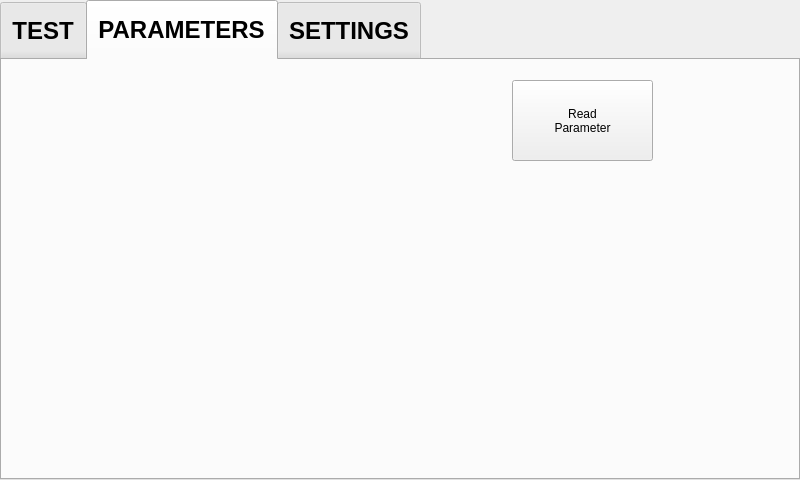
Qt form mainwindow.ui (ahmetcihan/BilkonTMS) before a commit.
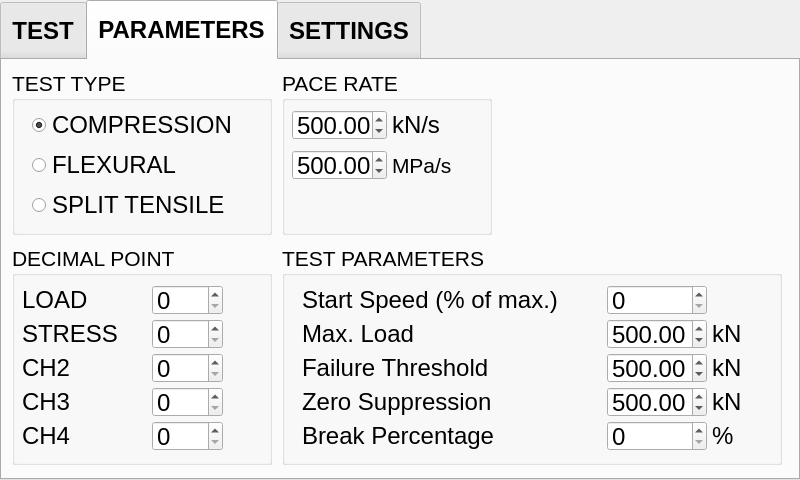
The same form after that commit. The open tabs and pages were chosen to show the change.

Commit message: gui is reorganized

Patch:
```diff
--- a/mainwindow.ui
+++ b/mainwindow.ui
@@ -621,19 +621,793 @@
      <attribute name="title">
       <string>PARAMETERS</string>
      </attribute>
-     <widget class="QPushButton" name="pushButton_read_parameter">
+     <widget class="QGroupBox" name="groupBox_8">
       <property name="geometry">
        <rect>
-        <x>510</x>
-        <y>20</y>
-        <width>141</width>
-        <height>81</height>
+        <x>280</x>
+        <y>10</y>
+        <width>210</width>
+        <height>165</height>
        </rect>
       </property>
-      <property name="text">
-       <string>Read
-Parameter</string>
+      <property name="font">
+       <font>
+        <pointsize>16</pointsize>
+       </font>
       </property>
+      <property name="title">
+       <string>PACE RATE</string>
+      </property>
+      <widget class="QLabel" name="label_unit_pace_load">
+       <property name="geometry">
+        <rect>
+         <x>110</x>
+         <y>40</y>
+         <width>95</width>
+         <height>30</height>
+        </rect>
+       </property>
+       <property name="font">
+        <font>
+         <pointsize>18</pointsize>
+         <weight>50</weight>
+         <bold>false</bold>
+        </font>
+       </property>
+       <property name="text">
+        <string>kN/s</string>
+       </property>
+       <property name="alignment">
+        <set>Qt::AlignLeading|Qt::AlignLeft|Qt::AlignVCenter</set>
+       </property>
+      </widget>
+      <widget class="QDoubleSpinBox" name="doubleSpinBox_pace_rate">
+       <property name="geometry">
+        <rect>
+         <x>10</x>
+         <y>40</y>
+         <width>95</width>
+         <height>30</height>
+        </rect>
+       </property>
+       <property name="font">
+        <font>
+         <pointsize>18</pointsize>
+        </font>
+       </property>
+       <property name="decimals">
+        <number>2</number>
+       </property>
+       <property name="minimum">
+        <double>0.000000000000000</double>
+       </property>
+       <property name="maximum">
+        <double>1000001.000000000000000</double>
+       </property>
+       <property name="singleStep">
+        <double>0.001000000000000</double>
+       </property>
+       <property name="value">
+        <double>500.000000000000000</double>
+       </property>
+      </widget>
+      <widget class="QLabel" name="label_unit_pace_stress">
+       <property name="geometry">
+        <rect>
+         <x>110</x>
+         <y>80</y>
+         <width>95</width>
+         <height>30</height>
+        </rect>
+       </property>
+       <property name="font">
+        <font>
+         <pointsize>16</pointsize>
+         <weight>50</weight>
+         <bold>false</bold>
+        </font>
+       </property>
+       <property name="text">
+        <string>MPa/s</string>
+       </property>
+       <property name="alignment">
+        <set>Qt::AlignLeading|Qt::AlignLeft|Qt::AlignVCenter</set>
+       </property>
+      </widget>
+      <widget class="QDoubleSpinBox" name="doubleSpinBox_pace_rate_mpa">
+       <property name="geometry">
+        <rect>
+         <x>10</x>
+         <y>80</y>
+         <width>95</width>
+         <height>30</height>
+        </rect>
+       </property>
+       <property name="font">
+        <font>
+         <pointsize>18</pointsize>
+        </font>
+       </property>
+       <property name="decimals">
+        <number>3</number>
+       </property>
+       <property name="minimum">
+        <double>0.000000000000000</double>
+       </property>
+       <property name="maximum">
+        <double>1000001.000000000000000</double>
+       </property>
+       <property name="singleStep">
+        <double>0.001000000000000</double>
+       </property>
+       <property name="value">
+        <double>500.000000000000000</double>
+       </property>
+      </widget>
+     </widget>
+     <widget class="QGroupBox" name="groupBox_12">
+      <property name="geometry">
+       <rect>
+        <x>10</x>
+        <y>10</y>
+        <width>260</width>
+        <height>165</height>
+       </rect>
+      </property>
+      <property name="font">
+       <font>
+        <pointsize>16</pointsize>
+       </font>
+      </property>
+      <property name="styleSheet">
+       <string notr="true"/>
+      </property>
+      <property name="title">
+       <string>TEST TYPE</string>
+      </property>
+      <widget class="QRadioButton" name="radioButton_compression">
+       <property name="geometry">
+        <rect>
+         <x>20</x>
+         <y>40</y>
+         <width>235</width>
+         <height>30</height>
+        </rect>
+       </property>
+       <property name="font">
+        <font>
+         <pointsize>18</pointsize>
+        </font>
+       </property>
+       <property name="styleSheet">
+        <string notr="true"/>
+       </property>
+       <property name="text">
+        <string>COMPRESSION</string>
+       </property>
+       <property name="iconSize">
+        <size>
+         <width>64</width>
+         <height>64</height>
+        </size>
+       </property>
+       <property name="checked">
+        <bool>true</bool>
+       </property>
+      </widget>
+      <widget class="QRadioButton" name="radioButton_flexural">
+       <property name="geometry">
+        <rect>
+         <x>20</x>
+         <y>80</y>
+         <width>235</width>
+         <height>30</height>
+        </rect>
+       </property>
+       <property name="font">
+        <font>
+         <pointsize>18</pointsize>
+        </font>
+       </property>
+       <property name="text">
+        <string>FLEXURAL</string>
+       </property>
+      </widget>
+      <widget class="QRadioButton" name="radioButton_split_tensile">
+       <property name="geometry">
+        <rect>
+         <x>20</x>
+         <y>120</y>
+         <width>235</width>
+         <height>30</height>
+        </rect>
+       </property>
+       <property name="font">
+        <font>
+         <pointsize>18</pointsize>
+        </font>
+       </property>
+       <property name="text">
+        <string>SPLIT TENSILE</string>
+       </property>
+      </widget>
+     </widget>
+     <widget class="QGroupBox" name="groupBox_10">
+      <property name="geometry">
+       <rect>
+        <x>10</x>
+        <y>185</y>
+        <width>260</width>
+        <height>220</height>
+       </rect>
+      </property>
+      <property name="font">
+       <font>
+        <pointsize>16</pointsize>
+       </font>
+      </property>
+      <property name="title">
+       <string>DECIMAL POINT</string>
+      </property>
+      <widget class="QLabel" name="label_dac_value_92">
+       <property name="geometry">
+        <rect>
+         <x>10</x>
+         <y>40</y>
+         <width>120</width>
+         <height>30</height>
+        </rect>
+       </property>
+       <property name="font">
+        <font>
+         <pointsize>18</pointsize>
+         <weight>50</weight>
+         <bold>false</bold>
+        </font>
+       </property>
+       <property name="text">
+        <string>LOAD         </string>
+       </property>
+       <property name="alignment">
+        <set>Qt::AlignLeading|Qt::AlignLeft|Qt::AlignVCenter</set>
+       </property>
+      </widget>
+      <widget class="QLabel" name="label_dac_value_93">
+       <property name="geometry">
+        <rect>
+         <x>10</x>
+         <y>108</y>
+         <width>120</width>
+         <height>30</height>
+        </rect>
+       </property>
+       <property name="font">
+        <font>
+         <pointsize>18</pointsize>
+         <weight>50</weight>
+         <bold>false</bold>
+        </font>
+       </property>
+       <property name="text">
+        <string>CH2</string>
+       </property>
+       <property name="alignment">
+        <set>Qt::AlignLeading|Qt::AlignLeft|Qt::AlignVCenter</set>
+       </property>
+      </widget>
+      <widget class="QLabel" name="label_dac_value_94">
+       <property name="geometry">
+        <rect>
+         <x>10</x>
+         <y>142</y>
+         <width>120</width>
+         <height>30</height>
+        </rect>
+       </property>
+       <property name="font">
+        <font>
+         <pointsize>18</pointsize>
+         <weight>50</weight>
+         <bold>false</bold>
+        </font>
+       </property>
+       <property name="text">
+        <string>CH3</string>
+       </property>
+       <property name="alignment">
+        <set>Qt::AlignLeading|Qt::AlignLeft|Qt::AlignVCenter</set>
+       </property>
+      </widget>
+      <widget class="QSpinBox" name="spinBox_dp_load">
+       <property name="geometry">
+        <rect>
+         <x>140</x>
+         <y>40</y>
+         <width>71</width>
+         <height>30</height>
+        </rect>
+       </property>
+       <property name="font">
+        <font>
+         <pointsize>18</pointsize>
+        </font>
+       </property>
+       <property name="maximum">
+        <number>4</number>
+       </property>
+      </widget>
+      <widget class="QSpinBox" name="spinBox_dp_ch2">
+       <property name="geometry">
+        <rect>
+         <x>140</x>
+         <y>108</y>
+         <width>71</width>
+         <height>30</height>
+        </rect>
+       </property>
+       <property name="font">
+        <font>
+         <pointsize>18</pointsize>
+        </font>
+       </property>
+       <property name="maximum">
+        <number>4</number>
+       </property>
+      </widget>
+      <widget class="QSpinBox" name="spinBox_dp_ch3">
+       <property name="geometry">
+        <rect>
+         <x>140</x>
+         <y>142</y>
+         <width>71</width>
+         <height>30</height>
+        </rect>
+       </property>
+       <property name="font">
+        <font>
+         <pointsize>18</pointsize>
+        </font>
+       </property>
+       <property name="maximum">
+        <number>4</number>
+       </property>
+      </widget>
+      <widget class="QLabel" name="label_dac_value_102">
+       <property name="geometry">
+        <rect>
+         <x>10</x>
+         <y>176</y>
+         <width>120</width>
+         <height>30</height>
+        </rect>
+       </property>
+       <property name="font">
+        <font>
+         <pointsize>18</pointsize>
+         <weight>50</weight>
+         <bold>false</bold>
+        </font>
+       </property>
+       <property name="text">
+        <string>CH4</string>
+       </property>
+       <property name="alignment">
+        <set>Qt::AlignLeading|Qt::AlignLeft|Qt::AlignVCenter</set>
+       </property>
+      </widget>
+      <widget class="QSpinBox" name="spinBox_dp_ch4">
+       <property name="geometry">
+        <rect>
+         <x>140</x>
+         <y>176</y>
+         <width>71</width>
+         <height>30</height>
+        </rect>
+       </property>
+       <property name="font">
+        <font>
+         <pointsize>18</pointsize>
+        </font>
+       </property>
+       <property name="maximum">
+        <number>4</number>
+       </property>
+      </widget>
+      <widget class="QLabel" name="label_dac_value_100">
+       <property name="geometry">
+        <rect>
+         <x>10</x>
+         <y>74</y>
+         <width>120</width>
+         <height>30</height>
+        </rect>
+       </property>
+       <property name="font">
+        <font>
+         <pointsize>18</pointsize>
+         <weight>50</weight>
+         <bold>false</bold>
+        </font>
+       </property>
+       <property name="text">
+        <string>STRESS</string>
+       </property>
+       <property name="alignment">
+        <set>Qt::AlignLeading|Qt::AlignLeft|Qt::AlignVCenter</set>
+       </property>
+      </widget>
+      <widget class="QSpinBox" name="spinBox_dp_stress">
+       <property name="geometry">
+        <rect>
+         <x>140</x>
+         <y>74</y>
+         <width>71</width>
+         <height>30</height>
+        </rect>
+       </property>
+       <property name="font">
+        <font>
+         <pointsize>18</pointsize>
+        </font>
+       </property>
+       <property name="maximum">
+        <number>4</number>
+       </property>
+      </widget>
+     </widget>
+     <widget class="QGroupBox" name="groupBox_13">
+      <property name="geometry">
+       <rect>
+        <x>280</x>
+        <y>185</y>
+        <width>500</width>
+        <height>220</height>
+       </rect>
+      </property>
+      <property name="font">
+       <font>
+        <pointsize>16</pointsize>
+       </font>
+      </property>
+      <property name="styleSheet">
+       <string notr="true"/>
+      </property>
+      <property name="title">
+       <string>TEST PARAMETERS</string>
+      </property>
+      <widget class="QLabel" name="label_dac_value_81">
+       <property name="geometry">
+        <rect>
+         <x>430</x>
+         <y>176</y>
+         <width>31</width>
+         <height>30</height>
+        </rect>
+       </property>
+       <property name="font">
+        <font>
+         <pointsize>18</pointsize>
+         <weight>50</weight>
+         <bold>false</bold>
+        </font>
+       </property>
+       <property name="text">
+        <string>%</string>
+       </property>
+       <property name="alignment">
+        <set>Qt::AlignLeading|Qt::AlignLeft|Qt::AlignVCenter</set>
+       </property>
+      </widget>
+      <widget class="QSpinBox" name="spinBox_start_speed_percentage">
+       <property name="geometry">
+        <rect>
+         <x>325</x>
+         <y>40</y>
+         <width>100</width>
+         <height>30</height>
+        </rect>
+       </property>
+       <property name="font">
+        <font>
+         <pointsize>18</pointsize>
+        </font>
+       </property>
+       <property name="maximum">
+        <number>100</number>
+       </property>
+      </widget>
+      <widget class="QDoubleSpinBox" name="doubleSpinBox_load_treshold">
+       <property name="geometry">
+        <rect>
+         <x>325</x>
+         <y>108</y>
+         <width>100</width>
+         <height>30</height>
+        </rect>
+       </property>
+       <property name="font">
+        <font>
+         <pointsize>18</pointsize>
+        </font>
+       </property>
+       <property name="decimals">
+        <number>2</number>
+       </property>
+       <property name="minimum">
+        <double>0.000000000000000</double>
+       </property>
+       <property name="maximum">
+        <double>1000000.000000000000000</double>
+       </property>
+       <property name="singleStep">
+        <double>0.001000000000000</double>
+       </property>
+       <property name="value">
+        <double>500.000000000000000</double>
+       </property>
+      </widget>
+      <widget class="QLabel" name="label_dac_value_24">
+       <property name="geometry">
+        <rect>
+         <x>20</x>
+         <y>40</y>
+         <width>300</width>
+         <height>30</height>
+        </rect>
+       </property>
+       <property name="font">
+        <font>
+         <pointsize>18</pointsize>
+         <weight>50</weight>
+         <bold>false</bold>
+        </font>
+       </property>
+       <property name="text">
+        <string>Start Speed (% of max.)</string>
+       </property>
+       <property name="alignment">
+        <set>Qt::AlignLeading|Qt::AlignLeft|Qt::AlignVCenter</set>
+       </property>
+      </widget>
+      <widget class="QLabel" name="label_dac_value_29">
+       <property name="geometry">
+        <rect>
+         <x>20</x>
+         <y>142</y>
+         <width>300</width>
+         <height>30</height>
+        </rect>
+       </property>
+       <property name="font">
+        <font>
+         <pointsize>18</pointsize>
+         <weight>50</weight>
+         <bold>false</bold>
+        </font>
+       </property>
+       <property name="text">
+        <string>Zero Suppression</string>
+       </property>
+       <property name="alignment">
+        <set>Qt::AlignLeading|Qt::AlignLeft|Qt::AlignVCenter</set>
+       </property>
+      </widget>
+      <widget class="QLabel" name="label_unit_failure_threshold">
+       <property name="geometry">
+        <rect>
+         <x>430</x>
+         <y>108</y>
+         <width>31</width>
+         <height>30</height>
+        </rect>
+       </property>
+       <property name="font">
+        <font>
+         <pointsize>18</pointsize>
+         <weight>50</weight>
+         <bold>false</bold>
+        </font>
+       </property>
+       <property name="text">
+        <string>kN</string>
+       </property>
+       <property name="alignment">
+        <set>Qt::AlignLeading|Qt::AlignLeft|Qt::AlignVCenter</set>
+       </property>
+      </widget>
+      <widget class="QLabel" name="label_unit_zero_suppression">
+       <property name="geometry">
+        <rect>
+         <x>430</x>
+         <y>142</y>
+         <width>31</width>
+         <height>30</height>
+        </rect>
+       </property>
+       <property name="font">
+        <font>
+         <pointsize>18</pointsize>
+         <weight>50</weight>
+         <bold>false</bold>
+        </font>
+       </property>
+       <property name="text">
+        <string>kN</string>
+       </property>
+       <property name="alignment">
+        <set>Qt::AlignLeading|Qt::AlignLeft|Qt::AlignVCenter</set>
+       </property>
+      </widget>
+      <widget class="QLabel" name="label_dac_value_22">
+       <property name="geometry">
+        <rect>
+         <x>20</x>
+         <y>74</y>
+         <width>300</width>
+         <height>30</height>
+        </rect>
+       </property>
+       <property name="font">
+        <font>
+         <pointsize>18</pointsize>
+         <weight>50</weight>
+         <bold>false</bold>
+        </font>
+       </property>
+       <property name="text">
+        <string>Max. Load</string>
+       </property>
+       <property name="alignment">
+        <set>Qt::AlignLeading|Qt::AlignLeft|Qt::AlignVCenter</set>
+       </property>
+      </widget>
+      <widget class="QDoubleSpinBox" name="doubleSpinBox_max_load">
+       <property name="geometry">
+        <rect>
+         <x>325</x>
+         <y>74</y>
+         <width>100</width>
+         <height>30</height>
+        </rect>
+       </property>
+       <property name="font">
+        <font>
+         <pointsize>18</pointsize>
+        </font>
+       </property>
+       <property name="decimals">
+        <number>2</number>
+       </property>
+       <property name="minimum">
+        <double>0.000000000000000</double>
+       </property>
+       <property name="maximum">
+        <double>1000000.000000000000000</double>
+       </property>
+       <property name="singleStep">
+        <double>0.001000000000000</double>
+       </property>
+       <property name="value">
+        <double>500.000000000000000</double>
+       </property>
+      </widget>
+      <widget class="QDoubleSpinBox" name="doubleSpinBox_zero_suppression">
+       <property name="geometry">
+        <rect>
+         <x>325</x>
+         <y>142</y>
+         <width>100</width>
+         <height>30</height>
+        </rect>
+       </property>
+       <property name="font">
+        <font>
+         <pointsize>18</pointsize>
+        </font>
+       </property>
+       <property name="decimals">
+        <number>2</number>
+       </property>
+       <property name="minimum">
+        <double>0.000000000000000</double>
+       </property>
+       <property name="maximum">
+        <double>1000000.000000000000000</double>
+       </property>
+       <property name="singleStep">
+        <double>0.001000000000000</double>
+       </property>
+       <property name="value">
+        <double>500.000000000000000</double>
+       </property>
+      </widget>
+      <widget class="QLabel" name="label_dac_value_34">
+       <property name="geometry">
+        <rect>
+         <x>20</x>
+         <y>108</y>
+         <width>300</width>
+         <height>30</height>
+        </rect>
+       </property>
+       <property name="font">
+        <font>
+         <pointsize>18</pointsize>
+         <weight>50</weight>
+         <bold>false</bold>
+        </font>
+       </property>
+       <property name="text">
+        <string>Failure Threshold</string>
+       </property>
+       <property name="alignment">
+        <set>Qt::AlignLeading|Qt::AlignLeft|Qt::AlignVCenter</set>
+       </property>
+      </widget>
+      <widget class="QLabel" name="label_dac_value_36">
+       <property name="geometry">
+        <rect>
+         <x>20</x>
+         <y>176</y>
+         <width>300</width>
+         <height>30</height>
+        </rect>
+       </property>
+       <property name="font">
+        <font>
+         <pointsize>18</pointsize>
+         <weight>50</weight>
+         <bold>false</bold>
+        </font>
+       </property>
+       <property name="text">
+        <string>Break Percentage</string>
+       </property>
+       <property name="alignment">
+        <set>Qt::AlignLeading|Qt::AlignLeft|Qt::AlignVCenter</set>
+       </property>
+      </widget>
+      <widget class="QLabel" name="label_unit_max_load">
+       <property name="geometry">
+        <rect>
+         <x>430</x>
+         <y>74</y>
+         <width>31</width>
+         <height>30</height>
+        </rect>
+       </property>
+       <property name="font">
+        <font>
+         <pointsize>18</pointsize>
+         <weight>50</weight>
+         <bold>false</bold>
+        </font>
+       </property>
+       <property name="text">
+        <string>kN</string>
+       </property>
+       <property name="alignment">
+        <set>Qt::AlignLeading|Qt::AlignLeft|Qt::AlignVCenter</set>
+       </property>
+      </widget>
+      <widget class="QSpinBox" name="spinBox_break_percentage">
+       <property name="geometry">
+        <rect>
+         <x>325</x>
+         <y>176</y>
+         <width>100</width>
+         <height>30</height>
+        </rect>
+       </property>
+       <property name="font">
+        <font>
+         <pointsize>18</pointsize>
+        </font>
+       </property>
+       <property name="maximum">
+        <number>100</number>
+       </property>
+      </widget>
      </widget>
     </widget>
     <widget class="QWidget" name="tab_3">
@@ -675,6 +1449,20 @@
        </property>
       </widget>
      </widget>
+     <widget class="QPushButton" name="pushButton_read_parameter">
+      <property name="geometry">
+       <rect>
+        <x>610</x>
+        <y>30</y>
+        <width>141</width>
+        <height>81</height>
+       </rect>
+      </property>
+      <property name="text">
+       <string>Read
+Parameter</string>
+      </property>
+     </widget>
     </widget>
    </widget>
   </widget>
```
Left out of the diff: 2 changed lines with no effect on the pictures. The commit also changes 2 other files.
